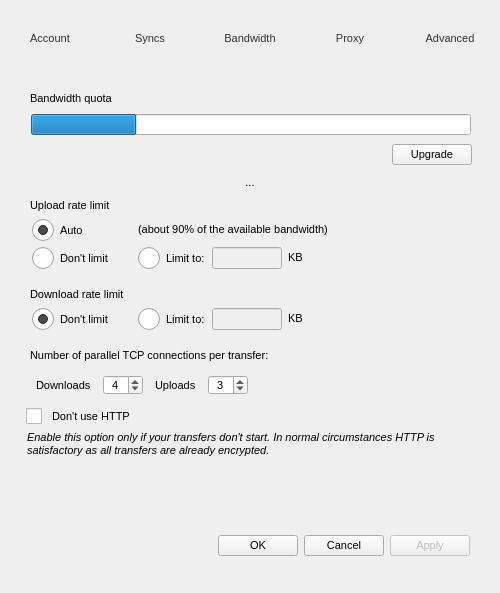
Above: src/MEGASync/gui/macx/SettingsDialog.ui from meganz/MEGAsync before the change. Below: the same form after it.
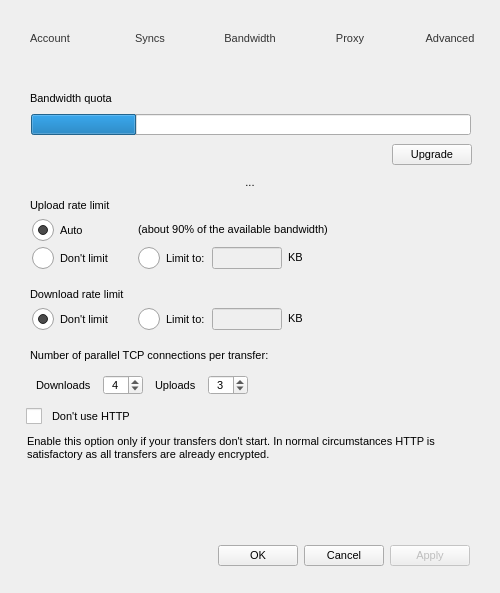
That is the form after the change. The open tabs and pages were chosen to show the change. Icons and pictures are not drawn.

Commit message: Fixed a visual bug in a label

Diff of the .ui file:
```diff
--- a/src/MEGASync/gui/macx/SettingsDialog.ui
+++ b/src/MEGASync/gui/macx/SettingsDialog.ui
@@ -2646,18 +2646,52 @@
         </widget>
        </item>
        <item>
-        <widget class="QLabel" name="label">
+       <widget class="QPlainTextEdit" name="tNoHttp">
+        <property name="enabled">
+         <bool>true</bool>
+        </property>
+        <property name="sizePolicy">
+         <sizepolicy hsizetype="Expanding" vsizetype="Maximum">
+          <horstretch>0</horstretch>
+          <verstretch>0</verstretch>
+         </sizepolicy>
+        </property>
+        <property name="minimumSize">
+         <size>
+          <width>0</width>
+          <height>46</height>
+         </size>
+        </property>
+        <property name="maximumSize">
+         <size>
+          <width>16777215</width>
+          <height>46</height>
+         </size>
+        </property>
+        <property name="focusPolicy">
+         <enum>Qt::NoFocus</enum>
+        </property>
          <property name="styleSheet">
-          <string notr="true">padding-right: 6px;</string>
-         </property>
-         <property name="text">
+         <string notr="true">padding-top: -6px;
+padding-left: 23px;
+padding-right: 23px;
+background: transparent;
+border: none;</string>
+        </property>
+        <property name="verticalScrollBarPolicy">
+         <enum>Qt::ScrollBarAlwaysOff</enum>
+        </property>
+        <property name="horizontalScrollBarPolicy">
+         <enum>Qt::ScrollBarAlwaysOff</enum>
+        </property>
+        <property name="readOnly">
+         <bool>true</bool>
+        </property>
+        <property name="plainText">
           <string>Enable this option only if your transfers don't start. In normal circumstances HTTP is satisfactory as all transfers are already encrypted.</string>
          </property>
-         <property name="wordWrap">
-          <bool>true</bool>
-         </property>
-         <property name="indent">
-          <number>22</number>
+        <property name="textInteractionFlags">
+         <set>Qt::NoTextInteraction</set>
          </property>
         </widget>
        </item>
```
Lines whose indentation alone changed are shown as unchanged. The commit also changes 3 other files.
